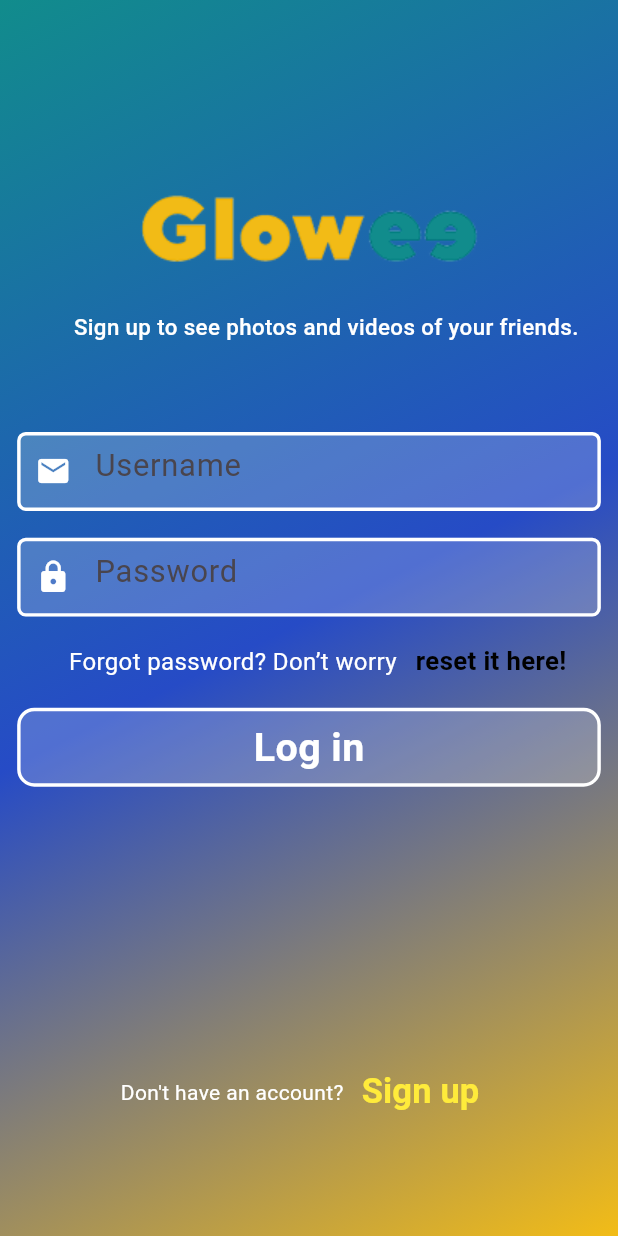
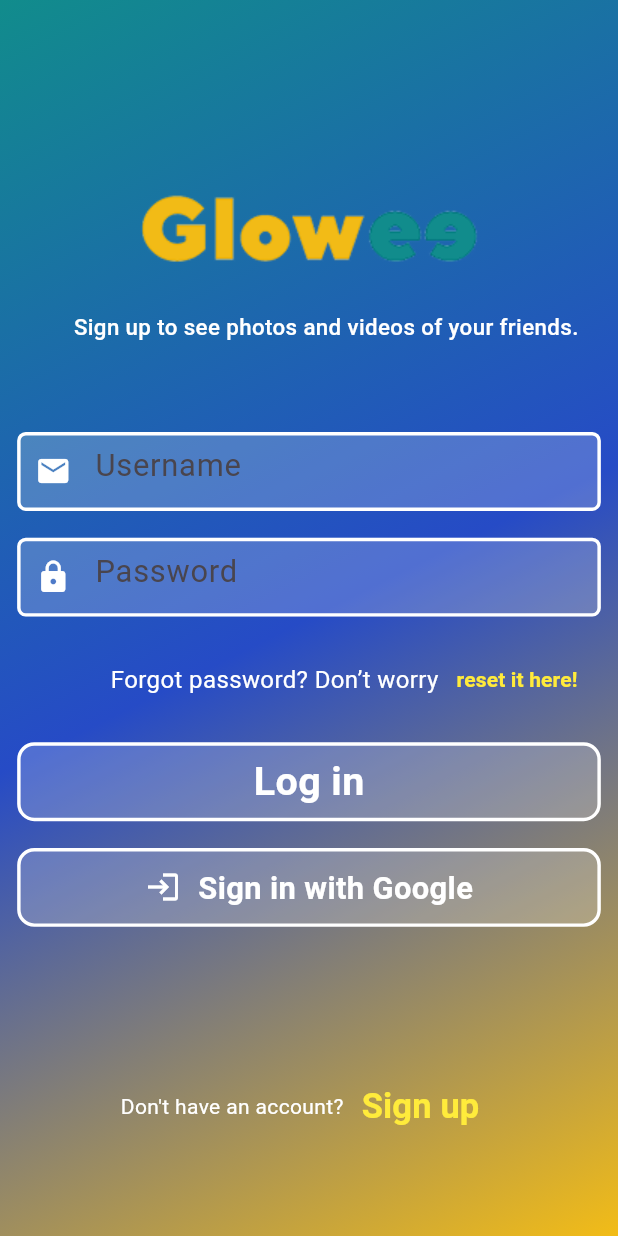
Before and after one commit to TsyselskyiAndrey/social-media, a Flutter app: the LoginScreen screen opened directly, on a phone screen of 412 x 824 dp. Run offline on Flutter 3.47's test engine with Material 3 defaults, Android fonts, the phone set to English and light mode, and no system bars; our stand-ins replace flutter_screenutil, flutter_svg, google_sign_in, image_picker.

Commit message:
update screen login

```diff
--- a/front-end-mobile-app/glowee/lib/screens/login_screen.dart
+++ b/front-end-mobile-app/glowee/lib/screens/login_screen.dart
@@ -1,6 +1,8 @@
 import 'package:flutter/material.dart';
 import 'package:flutter_screenutil/flutter_screenutil.dart';
 import 'package:glowee/screens/register.dart';
+import 'package:glowee/screens/forget_password.dart';
+import 'package:google_sign_in/google_sign_in.dart';
 
 class LoginScreen extends StatefulWidget {
   final VoidCallback? onSignUpTap;
@@ -15,6 +17,7 @@ class LoginScreen extends StatefulWidget {
 class _LoginScreenState extends State<LoginScreen> {
   final TextEditingController email = TextEditingController();
   final FocusNode emailFocus = FocusNode();
+  final GoogleSignIn _googleSignIn = GoogleSignIn();
   final TextEditingController password = TextEditingController();
   final FocusNode passwordFocus = FocusNode();
 
@@ -62,7 +65,9 @@ class _LoginScreenState extends State<LoginScreen> {
               _buildForgotPassword(),
               SizedBox(height: 15.h),
               _buildLoginButton(),
-              SizedBox(height: 150.h),
+              SizedBox(height: 15.h),
+              _buildGoogleSignInButton(),
+              SizedBox(height: 80.h),
               _buildSignUpPrompt(),
 
             ],
@@ -72,24 +77,77 @@ class _LoginScreenState extends State<LoginScreen> {
     );
   }
 
+  Future<void> _signInWithGoogle() async {
+    try {
+      final GoogleSignInAccount? googleUser = await _googleSignIn.signIn();
+      if (googleUser != null) {
+        print("User signed in with Google: ${googleUser.displayName}");
+      }
+    } catch (error) {
+      print("Google sign-in error: $error");
+    }
+  }
+  Widget _buildGoogleSignInButton() {
+    return Padding(
+      padding: EdgeInsets.symmetric(horizontal: 10.w),
+      child: InkWell(
+        onTap: _signInWithGoogle,
+        child: Container(
+          alignment: Alignment.center,
+          width: double.infinity,
+          height: 44.h,
+          decoration: BoxDecoration(
+            color: Colors.white.withOpacity(0.2),
+            borderRadius: BorderRadius.circular(10.r),
+            border: Border.all(
+              color: Colors.white,
+              width: 2.w,
+            ),
+          ),
+          child: Row(
+            mainAxisAlignment: MainAxisAlignment.center,
+            children: [
+              Icon(Icons.login, color: Colors.white),
+              SizedBox(width: 10.w),
+              Text(
+                'Sign in with Google',
+                style: TextStyle(
+                  fontSize: 18.sp,
+                  color: Colors.white,
+                  fontWeight: FontWeight.bold,
+                ),
+              ),
+            ],
+          ),
+        ),
+      ),
+    );
+  }
+
   Widget _buildForgotPassword() {
     return Padding(
-      padding: EdgeInsets.symmetric(horizontal: 30.w),
+      padding: EdgeInsets.symmetric(horizontal: 10.w),
       child: Row(
         mainAxisAlignment: MainAxisAlignment.end,
         children: [
           Text(
-            "Forgot password? Don’t worry   ",
+            "Forgot password? Don’t worry",
             style: TextStyle(fontSize: 14.sp, color: Colors.white),
           ),
-          GestureDetector(
-            onTap: widget.onSignUpTap,
+          TextButton(
+            onPressed: () {
+              Navigator.push(
+                context,
+                MaterialPageRoute(builder: (context) => const ForgetPassword()),
+              );
+            },
             child: Text(
-              "reset it here!",
+              "reset it here! ",
               style: TextStyle(
-                  fontSize: 15.sp,
-                  color: Colors.black,
-                  fontWeight: FontWeight.bold),
+                fontSize: 14,
+                color: Colors.yellow,
+                fontWeight: FontWeight.bold,
+              ),
             ),
           ),
         ],
@@ -110,7 +168,7 @@ class _LoginScreenState extends State<LoginScreen> {
           onPressed: () {
             Navigator.push(
               context,
-              MaterialPageRoute(builder: (context) => const Register()),
+              MaterialPageRoute(builder: (context) =>  Register()),
             );
           },
           child: Text(
```
